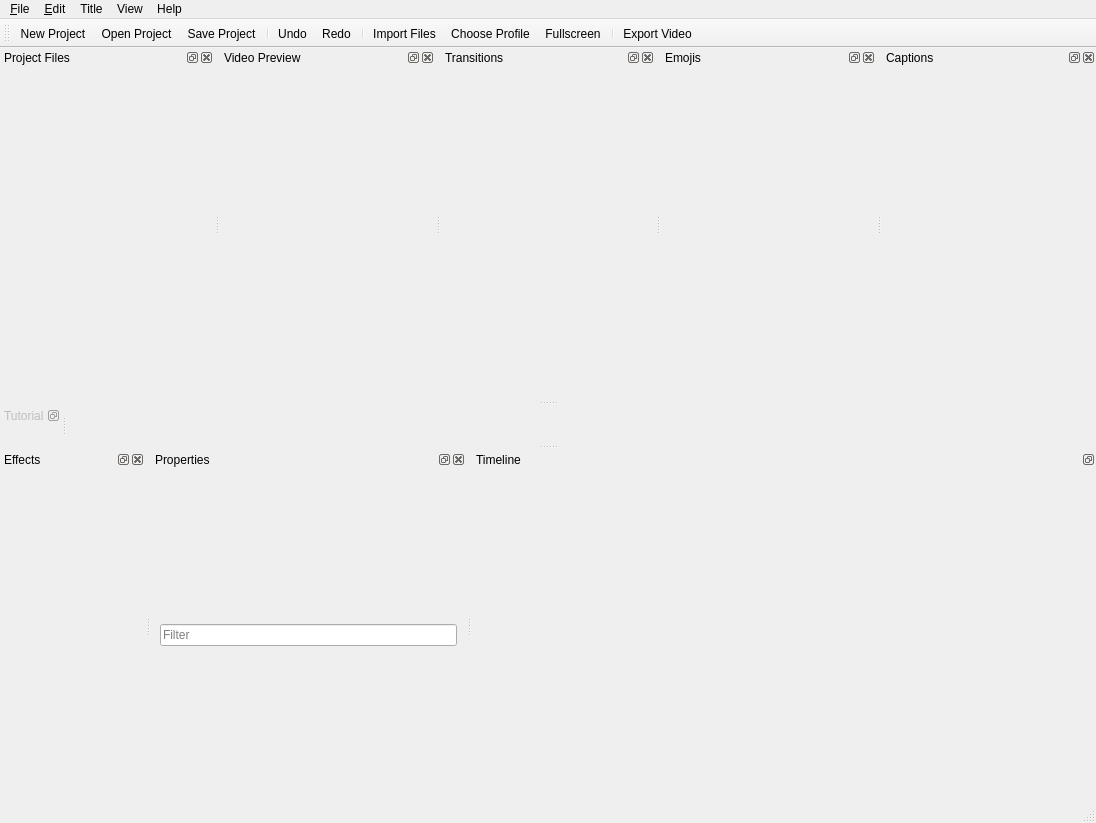
OpenShot/openshot-qt, file src/windows/ui/main-window.ui: the form before one commit.
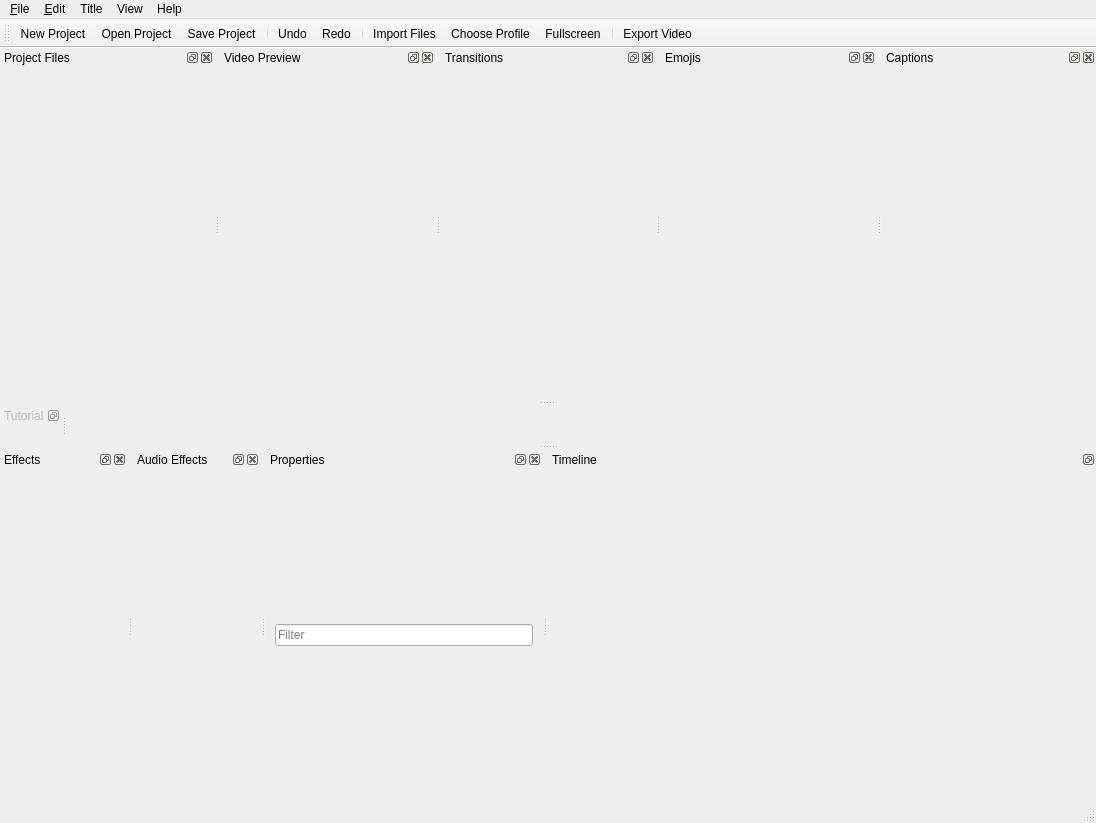
The form after the commit. Icons and pictures are not drawn.

Commit message: Added audio effects tab

Patch:
```diff
--- a/src/windows/ui/main-window.ui
+++ b/src/windows/ui/main-window.ui
@@ -365,6 +365,33 @@
     </layout>
    </widget>
   </widget>
+  <widget class="QDockWidget" name="dockAudioEffects">
+   <property name="windowTitle">
+    <string>Audio Effects</string>
+   </property>
+   <attribute name="dockWidgetArea">
+    <number>8</number>
+   </attribute>
+   <widget class="QWidget" name="dockWidgetContents_4">
+    <layout class="QGridLayout" name="gridLayout_5">
+     <property name="leftMargin">
+      <number>9</number>
+     </property>
+     <property name="topMargin">
+      <number>9</number>
+     </property>
+     <property name="rightMargin">
+      <number>9</number>
+     </property>
+     <property name="bottomMargin">
+      <number>9</number>
+     </property>
+     <item row="0" column="0">
+      <layout class="QVBoxLayout" name="tabAudioEffects"/>
+     </item>
+    </layout>
+   </widget>
+  </widget>
   <widget class="QDockWidget" name="dockCaptionEditor">
    <property name="windowTitle">
     <string>Captions</string>
```
The commit also changes 1 other file.
